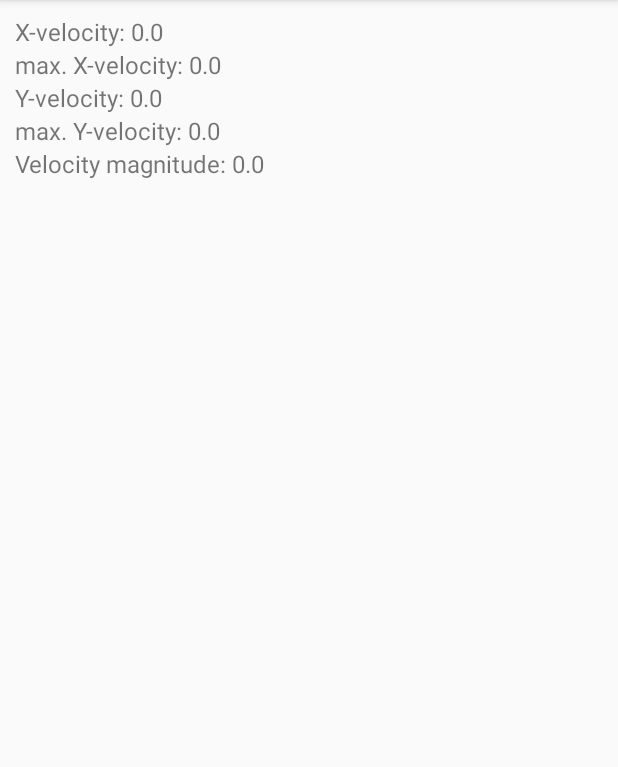
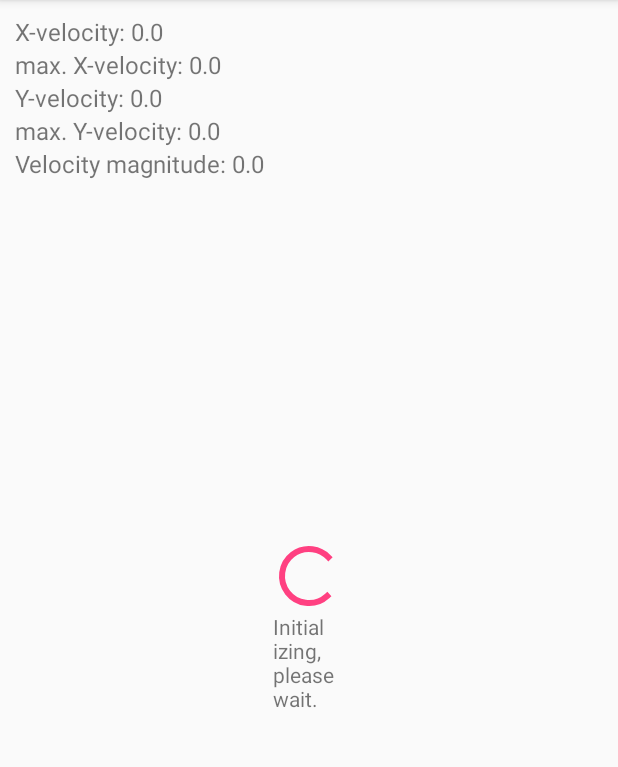
Before and after one commit to mmoneer71/pairing_mmg, an Android app: the screen it shows after launch (MainActivity), on a phone screen of 412 x 824 dp, the part 84-851 px from its top. Run offline under Robolectric (Android 15) with nearby library versions, the phone set to English and light mode, and no system bars.

Commit message:
Create progress bar in smartphone while key exchange is done and user is allowed to draw

```diff
--- a/Smartphone/app/src/main/java/com/example/dario_dell/smartphone/ConnManager.java
+++ b/Smartphone/app/src/main/java/com/example/dario_dell/smartphone/ConnManager.java
@@ -98,8 +98,8 @@ class ConnManager {
             try {
                 // Connect to the remote device through the socket. This call blocks
                 // until it succeeds or throws an exception.
+                Log.i(TAG, "Connecting...");
                 mmSocket.connect();
-                Log.i(TAG, "Connecting...");
             } catch (IOException connectException) {
                 // Unable to connect; close the socket and return.
                 try {
--- a/Smartphone/app/src/main/java/com/example/dario_dell/smartphone/MainActivity.java
+++ b/Smartphone/app/src/main/java/com/example/dario_dell/smartphone/MainActivity.java
@@ -16,6 +16,10 @@ import android.util.DisplayMetrics;
 import android.util.Log;
 import android.view.MotionEvent;
 import android.view.VelocityTracker;
+import android.view.View;
+import android.view.WindowManager;
+import android.widget.ProgressBar;
+import android.widget.RelativeLayout;
 import android.widget.TextView;
 
 import java.io.File;
@@ -30,8 +34,9 @@ import java.util.Set;
 public class MainActivity extends AppCompatActivity implements ViewWasTouchedListener, Runnable {
 
     private TextView velocity_x_txtView, velocity_y_txtView,
-            maxVelocity_x_txtView, maxVelocity_y_txtView, velocity_magnitude_txtView;
+            maxVelocity_x_txtView, maxVelocity_y_txtView, velocity_magnitude_txtView, pleaseWaitTxtView;
     private DrawingView drawing;
+    private ProgressBar progressBar;
 
     //needed for providing unique names to the files
     private int filename_counter = 0;
@@ -72,6 +77,7 @@ public class MainActivity extends AppCompatActivity implements ViewWasTouchedLis
     private boolean logData = false;
     private String log = "";
     List<Float> x_velocity, y_velocity;
+    private boolean isInitialized = false;
 
 
     @Override
@@ -84,6 +90,8 @@ public class MainActivity extends AppCompatActivity implements ViewWasTouchedLis
         maxVelocity_x_txtView = findViewById(R.id.maxvelocityx);
         maxVelocity_y_txtView = findViewById(R.id.maxvelocityy);
         velocity_magnitude_txtView = findViewById(R.id.velocity_magnitude);
+        progressBar = findViewById(R.id.indeterminateBar);
+        pleaseWaitTxtView = findViewById(R.id.pleaseWait);
         drawing = findViewById(R.id.drawing);
         drawing.setWasTouchedListener(this);
         resetView();
@@ -99,6 +107,7 @@ public class MainActivity extends AppCompatActivity implements ViewWasTouchedLis
         connManager = new ConnManager();
         checkExternalWritePermission();
         initBluetooth();
+        initProgressBar();
     }
 
     @Override
@@ -111,7 +120,26 @@ public class MainActivity extends AppCompatActivity implements ViewWasTouchedLis
     @Override
     public void run() {
         handler.postDelayed(this, 30);
+        if (!isInitialized) {
+            checkInitProgress();
+            isInitialized = true;
+        }
+
         logData();
+    }
+
+    private void checkInitProgress() {
+        if (connManager.isKeyExchangeDone()) {
+            progressBar.setVisibility(View.GONE);
+            getWindow().clearFlags(WindowManager.LayoutParams.FLAG_NOT_TOUCHABLE);
+            pleaseWaitTxtView.setVisibility(View.GONE);
+        }
+    }
+
+    private void initProgressBar() {
+        progressBar.setVisibility(View.VISIBLE);
+        getWindow().setFlags(WindowManager.LayoutParams.FLAG_NOT_TOUCHABLE,
+                WindowManager.LayoutParams.FLAG_NOT_TOUCHABLE);
     }
 
     private void logData() {
--- a/Smartphone/app/src/main/res/layout/activity_main.xml
+++ b/Smartphone/app/src/main/res/layout/activity_main.xml
@@ -65,6 +65,26 @@
             android:text="@string/velocity_magnitude"
             android:textSize="16sp"/>
 
+        <ProgressBar
+            android:id="@+id/indeterminateBar"
+            android:layout_width="wrap_content"
+            android:layout_height="wrap_content"
+            android:layout_centerVertical="true"
+            android:layout_centerHorizontal="true"
+
+            />
+
+        <TextView
+            android:id="@+id/pleaseWait"
+            android:layout_width="wrap_content"
+            android:layout_height="wrap_content"
+            android:layout_alignStart="@id/indeterminateBar"
+            android:layout_below="@id/indeterminateBar"
+            android:layout_alignEnd="@id/indeterminateBar"
+            android:background="@android:color/transparent"
+            android:text="@string/pleaseWait"
+            />
+
     </RelativeLayout>
 
 </android.support.constraint.ConstraintLayout>
--- a/Smartphone/app/src/main/res/values/strings.xml
+++ b/Smartphone/app/src/main/res/values/strings.xml
@@ -5,4 +5,5 @@
     <string name="velocityy">Y-velocity (pixel/s): 0</string>
     <string name="maxvelocityy">max. Y-velocity: 0</string>
     <string name="velocity_magnitude">Velocity magnitude: 0</string>
+    <string name="pleaseWait">Initializing, please wait.</string>
 </resources>
```
